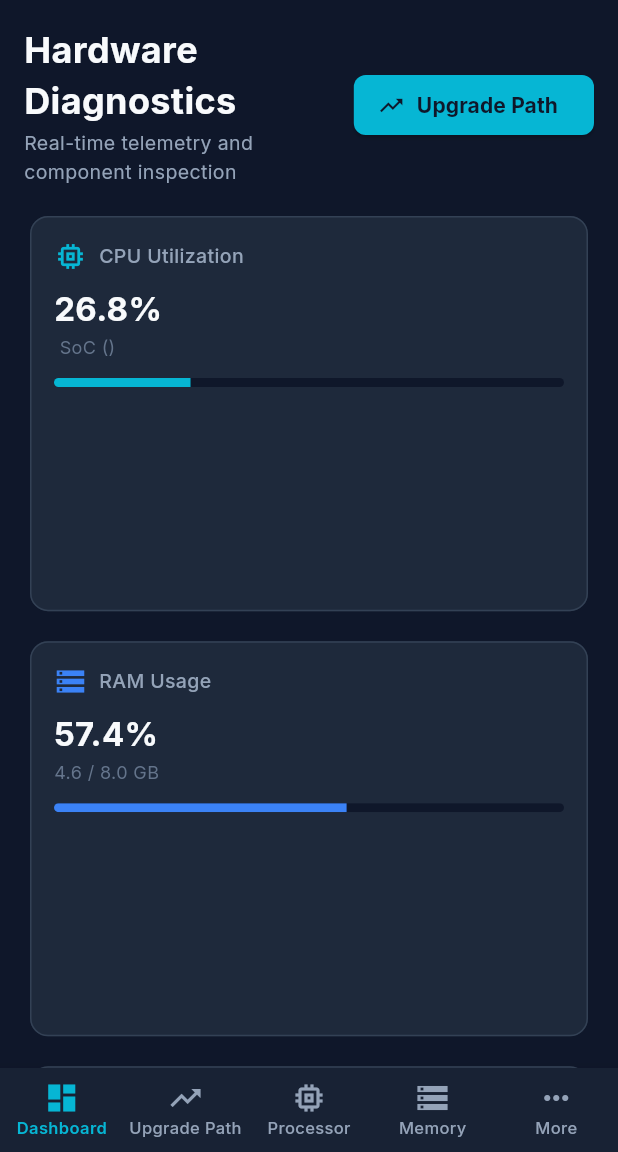
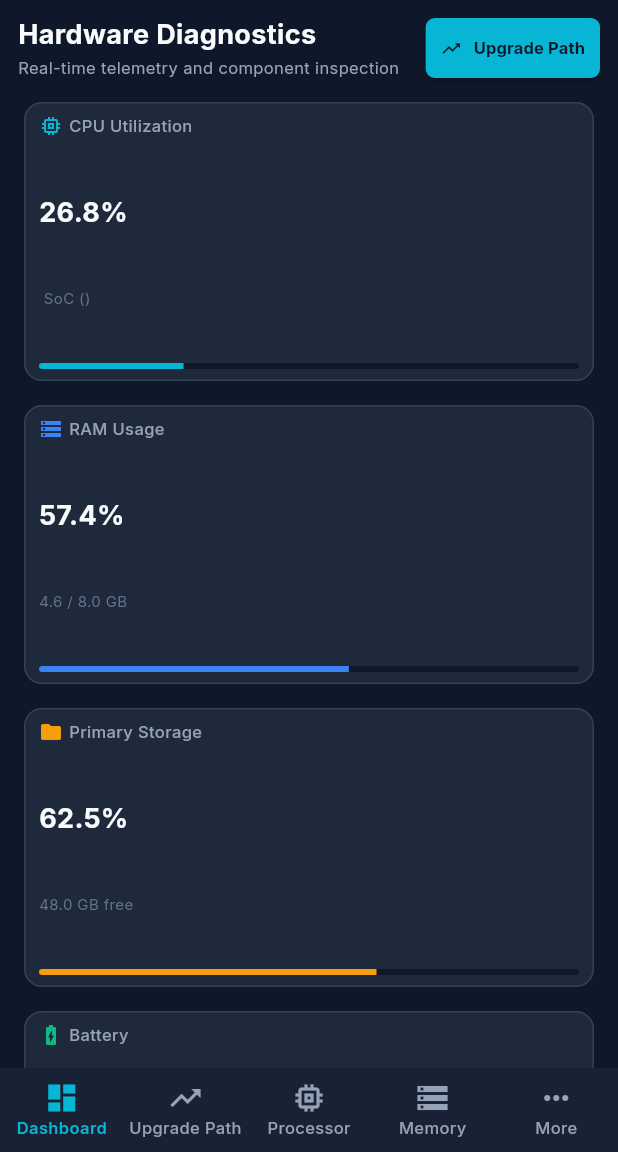
Before and after one commit to grovehaven/HardwareScan-Desktop, a Flutter app: the screen it shows after launch, in the side drawer, after a tap on "Upgrade Path", on a phone screen of 412 x 824 dp, the part 84-1236 px from its top. Run offline on Flutter 3.47's test engine with Material 3 defaults, Android fonts, the phone set to English and light mode, and no system bars; our stand-ins replace battery_plus, connectivity_plus, device_info_plus, google_fonts; missing offline and left inert: network_info_plus.

Commit message:
Optimize Hardware Diagnostics grid card aspect ratios for single screen display

```diff
--- a/analysis_options.yaml
+++ b/analysis_options.yaml
@@ -14,6 +14,7 @@ analyzer:
     - build/**
     - android/**
     - ios/**
+    - web/**
 
 linter:
   # The lint rules applied to this project can be customized in the
--- a/lib/ui/screens/dashboard_screen.dart
+++ b/lib/ui/screens/dashboard_screen.dart
@@ -29,7 +29,7 @@ class DashboardScreen extends StatelessWidget {
     final primaryDrive = partitions.isNotEmpty ? partitions.first : null;
 
     return ListView(
-      padding: const EdgeInsets.all(16.0),
+      padding: const EdgeInsets.symmetric(horizontal: 12.0, vertical: 8.0),
       children: [
         Row(
           mainAxisAlignment: MainAxisAlignment.spaceBetween,
@@ -42,16 +42,16 @@ class DashboardScreen extends StatelessWidget {
                     'Hardware Diagnostics',
                     style: TextStyle(
                       color: AppColors.textPrimary,
-                      fontSize: 24,
+                      fontSize: 18,
                       fontWeight: FontWeight.bold,
                     ),
                   ),
-                  SizedBox(height: 2),
+                  SizedBox(height: 1),
                   Text(
                     'Real-time telemetry and component inspection',
                     style: TextStyle(
                       color: AppColors.textSecondary,
-                      fontSize: 13,
+                      fontSize: 11,
                     ),
                   ),
                 ],
@@ -59,27 +59,29 @@ class DashboardScreen extends StatelessWidget {
             ),
             ElevatedButton.icon(
               onPressed: onOpenUpgrades,
-              icon: const Icon(Icons.trending_up, size: 18),
-              label: const Text('Upgrade Path', style: TextStyle(fontWeight: FontWeight.bold)),
+              icon: const Icon(Icons.trending_up, size: 14),
+              label: const Text('Upgrade Path', style: TextStyle(fontSize: 11, fontWeight: FontWeight.bold)),
               style: ElevatedButton.styleFrom(
                 backgroundColor: AppColors.cyanAccent,
                 foregroundColor: AppColors.darkBackground,
-                shape: RoundedRectangleBorder(borderRadius: BorderRadius.circular(8)),
+                padding: const EdgeInsets.symmetric(horizontal: 10, vertical: 6),
+                shape: RoundedRectangleBorder(borderRadius: BorderRadius.circular(6)),
               ),
             ),
           ],
         ),
-        const SizedBox(height: 16),
+        const SizedBox(height: 8),
         LayoutBuilder(
           builder: (context, constraints) {
             int crossAxisCount = constraints.maxWidth > 700 ? 4 : (constraints.maxWidth > 400 ? 2 : 1);
+            double aspectRatio = constraints.maxWidth > 700 ? 2.1 : (constraints.maxWidth > 400 ? 1.6 : 2.0);
             return GridView.count(
               crossAxisCount: crossAxisCount,
               shrinkWrap: true,
               physics: const NeverScrollableScrollPhysics(),
-              crossAxisSpacing: 12,
-              mainAxisSpacing: 12,
-              childAspectRatio: 1.4,
+              crossAxisSpacing: 8,
+              mainAxisSpacing: 8,
+              childAspectRatio: aspectRatio,
               children: [
                 MetricCard(
                   title: 'CPU Utilization',
@@ -118,10 +120,10 @@ class DashboardScreen extends StatelessWidget {
             );
           },
         ),
-        const SizedBox(height: 16),
+        const SizedBox(height: 8),
         Card(
           child: Padding(
-            padding: const EdgeInsets.all(20.0),
+            padding: const EdgeInsets.symmetric(horizontal: 12.0, vertical: 8.0),
             child: Column(
               crossAxisAlignment: CrossAxisAlignment.start,
               children: [
@@ -129,13 +131,13 @@ class DashboardScreen extends StatelessWidget {
                   'System Summary',
                   style: TextStyle(
                     color: AppColors.textPrimary,
-                    fontSize: 18,
+                    fontSize: 14,
                     fontWeight: FontWeight.bold,
                   ),
                 ),
-                const SizedBox(height: 12),
+                const SizedBox(height: 4),
                 const Divider(),
-                const SizedBox(height: 8),
+                const SizedBox(height: 2),
                 InfoRow(label: 'Operating System', value: sys?.osName ?? 'N/A'),
                 InfoRow(label: 'OS Build / Kernel', value: sys?.osBuild ?? 'N/A'),
                 InfoRow(label: 'Manufacturer & Model', value: '${sys?.motherboardManufacturer ?? ""} ${sys?.motherboardModel ?? ""}'),
--- a/lib/ui/widgets/info_row.dart
+++ b/lib/ui/widgets/info_row.dart
@@ -14,7 +14,7 @@ class InfoRow extends StatelessWidget {
   @override
   Widget build(BuildContext context) {
     return Padding(
-      padding: const EdgeInsets.symmetric(vertical: 4.0),
+      padding: const EdgeInsets.symmetric(vertical: 2.5),
       child: Row(
         mainAxisAlignment: MainAxisAlignment.spaceBetween,
         children: [
@@ -23,7 +23,7 @@ class InfoRow extends StatelessWidget {
               label,
               style: const TextStyle(
                 color: AppColors.textSecondary,
-                fontSize: 14,
+                fontSize: 13,
               ),
             ),
           ),
@@ -34,7 +34,7 @@ class InfoRow extends StatelessWidget {
               textAlign: TextAlign.end,
               style: const TextStyle(
                 color: AppColors.textPrimary,
-                fontSize: 14,
+                fontSize: 13,
                 fontWeight: FontWeight.w500,
               ),
             ),
--- a/lib/ui/widgets/metric_card.dart
+++ b/lib/ui/widgets/metric_card.dart
@@ -23,23 +23,23 @@ class MetricCard extends StatelessWidget {
   Widget build(BuildContext context) {
     return Card(
       child: Padding(
-        padding: const EdgeInsets.all(16.0),
+        padding: const EdgeInsets.symmetric(horizontal: 10.0, vertical: 8.0),
         child: Column(
           crossAxisAlignment: CrossAxisAlignment.start,
-          mainAxisSize: MainAxisSize.min,
+          mainAxisAlignment: MainAxisAlignment.spaceBetween,
           children: [
             Row(
               children: [
                 if (icon != null) ...[
-                  Icon(icon, color: progressColor, size: 22),
-                  const SizedBox(width: 8),
+                  Icon(icon, color: progressColor, size: 16),
+                  const SizedBox(width: 4),
                 ],
                 Expanded(
                   child: Text(
                     title,
                     style: const TextStyle(
                       color: AppColors.textSecondary,
-                      fontSize: 13,
+                      fontSize: 11,
                       fontWeight: FontWeight.w500,
                     ),
                     maxLines: 1,
@@ -48,39 +48,34 @@ class MetricCard extends StatelessWidget {
                 ),
               ],
             ),
-            const SizedBox(height: 8),
             Text(
               value,
               style: const TextStyle(
                 color: AppColors.textPrimary,
-                fontSize: 22,
+                fontSize: 18,
                 fontWeight: FontWeight.bold,
               ),
             ),
-            if (subtitle.isNotEmpty) ...[
-              const SizedBox(height: 2),
+            if (subtitle.isNotEmpty)
               Text(
                 subtitle,
                 style: const TextStyle(
                   color: AppColors.textMuted,
-                  fontSize: 12,
+                  fontSize: 10,
                 ),
                 maxLines: 1,
                 overflow: TextOverflow.ellipsis,
               ),
-            ],
-            if (progress != null) ...[
-              const SizedBox(height: 12),
+            if (progress != null)
               ClipRRect(
-                borderRadius: BorderRadius.circular(3),
+                borderRadius: BorderRadius.circular(2),
                 child: LinearProgressIndicator(
                   value: progress!.clamp(0.0, 1.0),
-                  minHeight: 6,
+                  minHeight: 4,
                   color: progressColor,
                   backgroundColor: AppColors.darkBackground,
                 ),
               ),
-            ],
           ],
         ),
       ),
--- a/pubspec.yaml
+++ b/pubspec.yaml
@@ -2,7 +2,7 @@ name: hardwarescan
 description: "Hardware Scan All - Cross-Platform Mobile & Desktop Hardware Diagnostics"
 publish_to: 'none'
 
-version: 7.0.0+20
+version: 7.0.0+22
 
 environment:
   sdk: ^3.5.0
```
Also changed, not shown: 1 other file.
